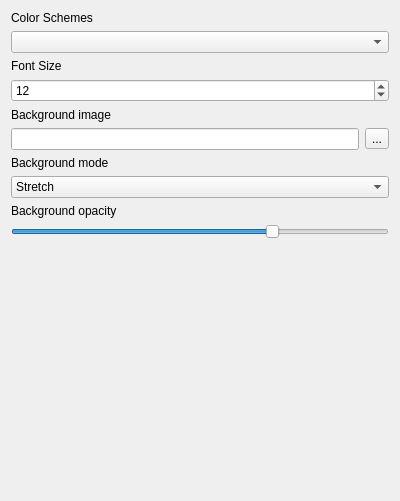
Above: src/globaloptions/globaloptionsappearancewidget.ui from QQxiaoming/quardCRT before the change. Below: the same form after it.
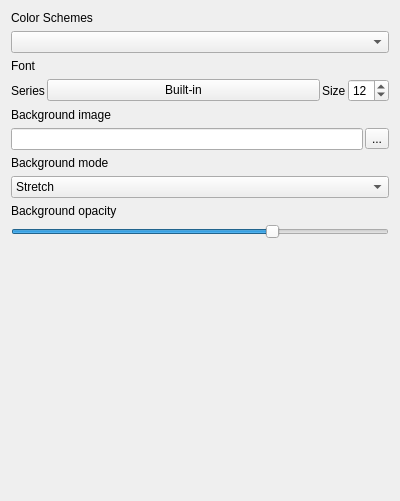
That is the form after the change.

Commit message: src:support customizing terminal font

Patch:
```diff
--- a/src/globaloptions/globaloptionsappearancewidget.ui
+++ b/src/globaloptions/globaloptionsappearancewidget.ui
@@ -22,14 +22,58 @@
     <widget class="QComboBox" name="comBoxColorSchemes"/>
    </item>
    <item>
+    <widget class="QLabel" name="label_3">
+     <property name="text">
+      <string>Font</string>
+     </property>
+    </widget>
+   </item>
+   <item>
+    <layout class="QHBoxLayout" name="horizontalLayout_2">
+     <property name="spacing">
+      <number>2</number>
+     </property>
+     <item>
+      <widget class="QLabel" name="label_7">
+       <property name="sizePolicy">
+        <sizepolicy hsizetype="Fixed" vsizetype="Preferred">
+         <horstretch>0</horstretch>
+         <verstretch>0</verstretch>
+        </sizepolicy>
+       </property>
+       <property name="text">
+        <string>Series</string>
+       </property>
+      </widget>
+     </item>
+     <item>
+      <widget class="QPushButton" name="pushButtonSelectSeriesFont">
+       <property name="text">
+        <string notr="true">Built-in</string>
+       </property>
+      </widget>
+     </item>
+     <item>
     <widget class="QLabel" name="label_2">
+       <property name="sizePolicy">
+        <sizepolicy hsizetype="Fixed" vsizetype="Preferred">
+         <horstretch>0</horstretch>
+         <verstretch>0</verstretch>
+        </sizepolicy>
+       </property>
      <property name="text">
-      <string>Font Size</string>
+        <string>Size</string>
      </property>
     </widget>
    </item>
    <item>
     <widget class="QSpinBox" name="spinBoxFontSize">
+       <property name="sizePolicy">
+        <sizepolicy hsizetype="Fixed" vsizetype="Fixed">
+         <horstretch>0</horstretch>
+         <verstretch>0</verstretch>
+        </sizepolicy>
+       </property>
      <property name="minimum">
       <number>3</number>
      </property>
@@ -41,6 +85,8 @@
      </property>
     </widget>
    </item>
+    </layout>
+   </item>
    <item>
     <widget class="QLabel" name="label_4">
      <property name="text">
@@ -50,6 +96,9 @@
    </item>
    <item>
     <layout class="QHBoxLayout" name="horizontalLayout">
+     <property name="spacing">
+      <number>2</number>
+     </property>
      <item>
       <widget class="QLineEdit" name="lineEditBackgroundImage"/>
      </item>
```
Lines whose indentation alone changed are shown as unchanged. The commit also changes 40 other files.
